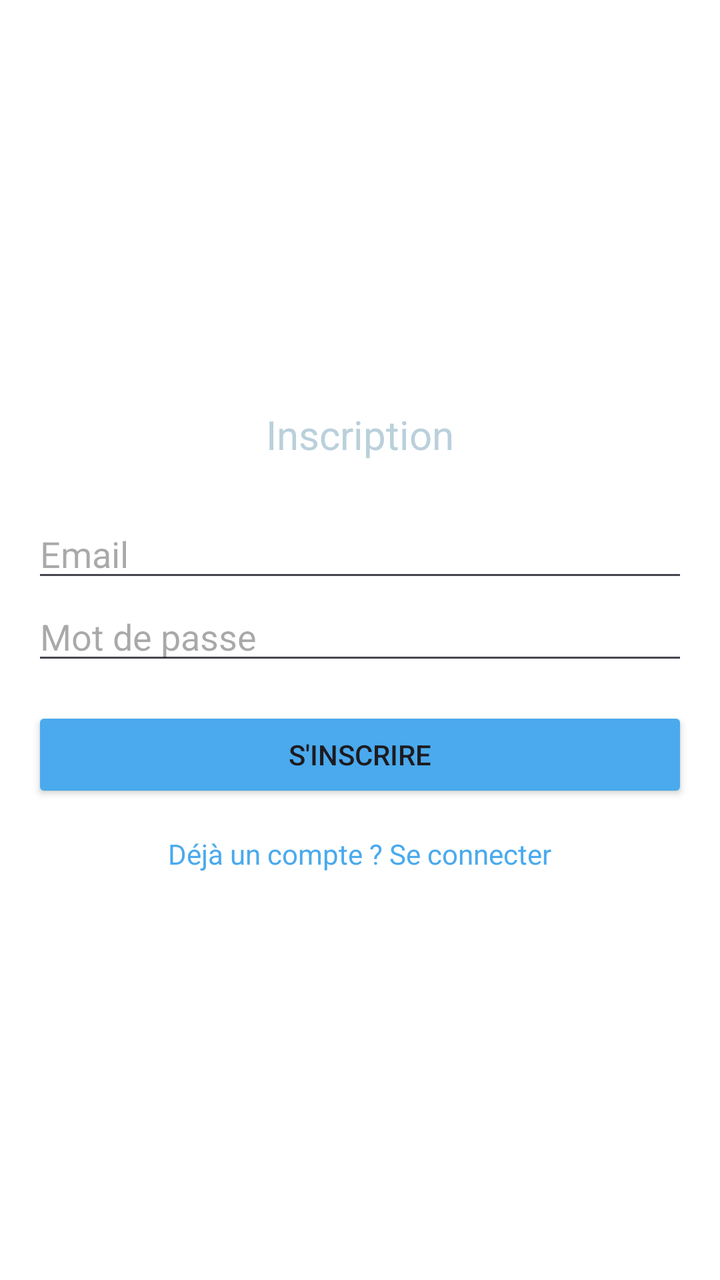
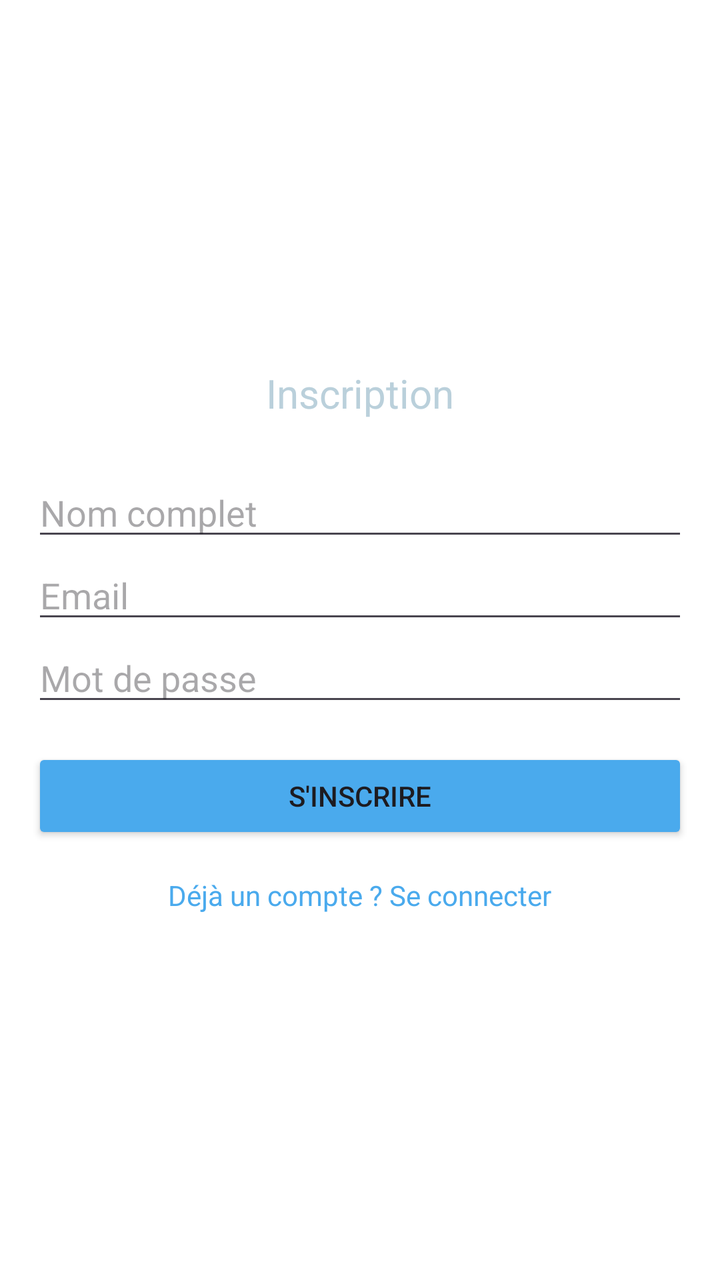

The first picture is an Android layout as it rendered before a commit; the second is the same layout after the commit. The layout source and the unified diff follow.
<!-- AndroidManifest.xml: application theme Theme.Labolbcandroid -->
<!-- res/layout/fragment_register.xml -->
<?xml version="1.0" encoding="utf-8"?>
<LinearLayout xmlns:android="http://schemas.android.com/apk/res/android"
    android:layout_width="match_parent"
    android:layout_height="match_parent"
    android:background="@color/white"
    android:gravity="center"
    android:orientation="vertical"
    android:padding="16dp">

    <TextView
        android:layout_width="wrap_content"
        android:layout_height="wrap_content"
        android:text="Inscription"
        android:textColor="@color/blue_dark"
        android:textSize="20sp"
        android:layout_marginBottom="24dp" />

    <EditText
        android:id="@+id/et_reg_email"
        android:layout_width="match_parent"
        android:layout_height="wrap_content"
        android:hint="Email"
        android:inputType="textEmailAddress" />

    <EditText
        android:id="@+id/et_reg_password"
        android:layout_width="match_parent"
        android:layout_height="wrap_content"
        android:hint="Mot de passe"
        android:inputType="textPassword" />

    <Button
        android:id="@+id/btn_register"
        android:layout_width="match_parent"
        android:layout_height="wrap_content"
        android:layout_marginTop="16dp"
        android:text="S'inscrire"
        android:backgroundTint="@color/blue_primary" />

    <TextView
        android:id="@+id/tv_login_link"
        android:layout_width="wrap_content"
        android:layout_height="wrap_content"
        android:layout_marginTop="16dp"
        android:text="Déjà un compte ? Se connecter"
        android:textColor="@color/blue_primary" />
</LinearLayout>
<!-- resources referenced by this layout -->
<resources>
  <color name="blue_dark">#BAD0DB</color>
  <color name="blue_primary">#4AAAED</color>
  <color name="white">#FFFFFFFF</color>
  <style name="Theme.Labolbcandroid" parent="Base.Theme.Labolbcandroid" />
  <style name="Base.Theme.Labolbcandroid" parent="Theme.Material3.DayNight.NoActionBar">
          
          
      </style>
</resources>

<!-- the commit's change to res/layout/fragment_register.xml (unified diff, before → after) -->
@@ -14,6 +14,13 @@
         android:textColor="@color/blue_dark"
         android:textSize="20sp"
         android:layout_marginBottom="24dp" />
+
+    <EditText
+        android:id="@+id/et_reg_name"
+        android:layout_width="match_parent"
+        android:layout_height="wrap_content"
+        android:hint="Nom complet"
+        android:inputType="textPersonName" />
 
     <EditText
         android:id="@+id/et_reg_email"
